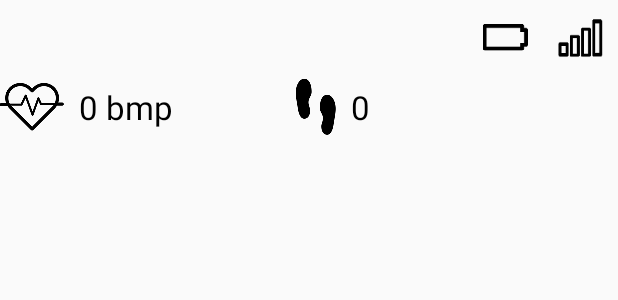
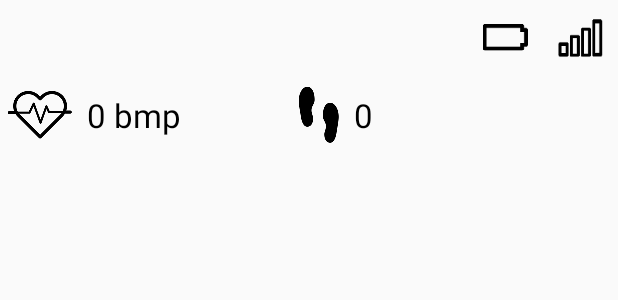
Before and after one commit to mateuszwosik/aware-plugin-sensory-wristband, an Android app: the layout card.xml on its own in the app's theme, with its tools: preview values and no code run, on a phone screen of 412 x 824 dp. Shown: the top 300 px of the screen. Run offline under Robolectric (Android 15) with nearby library versions, the phone set to English and light mode, and no system bars.

Commit message:
Updated margin

```diff
--- a/sensory_wristband/src/main/res/layout/card.xml
+++ b/sensory_wristband/src/main/res/layout/card.xml
@@ -29,7 +29,8 @@
         android:layout_width="match_parent"
         android:layout_height="wrap_content"
         android:layout_below="@+id/rssiImageView"
-        android:layout_alignParentStart="true">
+        android:layout_alignParentStart="true"
+        android:layout_margin="5dp">
 
         <TextView
             android:layout_width="wrap_content"
```
